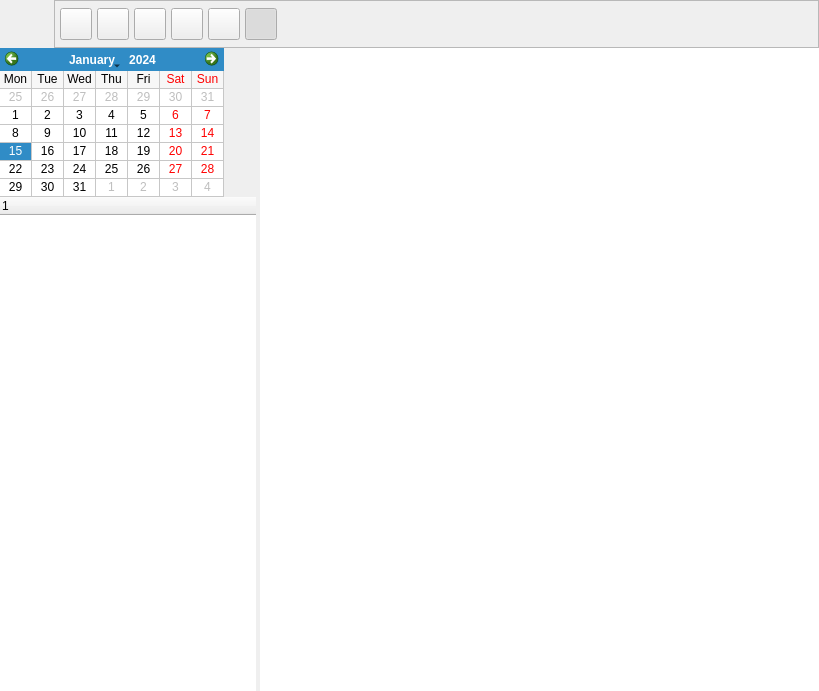
First picture: the form in bulmages/bulmafact/plugins/plugincuadrante/cuadrantebase.ui, repository eboladev/Bulmages-1, before the edit.
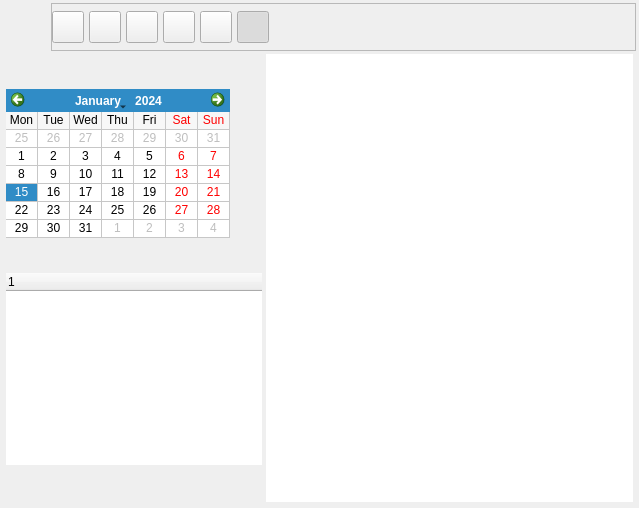
Second picture: the form after the edit. Icons and pictures are not drawn. Custom widgets are drawn as their Qt base class.

```diff
--- a/bulmages/bulmafact/plugins/plugincuadrante/cuadrantebase.ui
+++ b/bulmages/bulmafact/plugins/plugincuadrante/cuadrantebase.ui
@@ -6,8 +6,8 @@
    <rect>
     <x>0</x>
     <y>0</y>
-    <width>819</width>
-    <height>691</height>
+    <width>639</width>
+    <height>508</height>
    </rect>
   </property>
   <property name="windowTitle" >
@@ -17,36 +17,15 @@
    <iconset resource="../../../bulmages.qrc" >:/BulmaCont32x32/images/png/i_clock.png</iconset>
   </property>
   <layout class="QVBoxLayout" >
+   <property name="margin" >
+    <number>3</number>
+   </property>
    <property name="spacing" >
     <number>0</number>
    </property>
-   <property name="leftMargin" >
-    <number>0</number>
-   </property>
-   <property name="topMargin" >
-    <number>0</number>
-   </property>
-   <property name="rightMargin" >
-    <number>0</number>
-   </property>
-   <property name="bottomMargin" >
-    <number>0</number>
-   </property>
    <item>
     <layout class="QHBoxLayout" >
      <property name="spacing" >
-      <number>6</number>
-     </property>
-     <property name="leftMargin" >
-      <number>0</number>
-     </property>
-     <property name="topMargin" >
-      <number>0</number>
-     </property>
-     <property name="rightMargin" >
-      <number>0</number>
-     </property>
-     <property name="bottomMargin" >
       <number>0</number>
      </property>
      <item>
@@ -80,21 +59,12 @@
         <enum>QFrame::Raised</enum>
        </property>
        <layout class="QHBoxLayout" >
+        <property name="margin" >
+         <number>0</number>
+        </property>
         <property name="spacing" >
          <number>5</number>
         </property>
-        <property name="leftMargin" >
-         <number>5</number>
-        </property>
-        <property name="topMargin" >
-         <number>0</number>
-        </property>
-        <property name="rightMargin" >
-         <number>0</number>
-        </property>
-        <property name="bottomMargin" >
-         <number>0</number>
-        </property>
         <item>
          <widget class="QToolButton" name="mui_editar" >
           <property name="minimumSize" >
@@ -365,8 +335,22 @@
    </item>
    <item>
     <layout class="QHBoxLayout" >
+     <property name="margin" >
+      <number>3</number>
+     </property>
+     <property name="spacing" >
+      <number>4</number>
+     </property>
      <item>
       <widget class="QFrame" name="frame_2" >
+       <property name="sizePolicy" >
+        <sizepolicy>
+         <hsizetype>0</hsizetype>
+         <vsizetype>7</vsizetype>
+         <horstretch>0</horstretch>
+         <verstretch>0</verstretch>
+        </sizepolicy>
+       </property>
        <property name="frameShape" >
         <enum>QFrame::NoFrame</enum>
        </property>
@@ -392,7 +376,9 @@
         <item>
          <widget class="QCalendarWidget" name="mui_calendario" >
           <property name="sizePolicy" >
-           <sizepolicy vsizetype="Fixed" hsizetype="Fixed" >
+           <sizepolicy>
+            <hsizetype>0</hsizetype>
+            <vsizetype>0</vsizetype>
             <horstretch>0</horstretch>
             <verstretch>0</verstretch>
            </sizepolicy>
@@ -414,7 +400,9 @@
         <item>
          <widget class="CuadranteQTreeWidget" name="mui_listtrabajadores" >
           <property name="sizePolicy" >
-           <sizepolicy vsizetype="Ignored" hsizetype="Fixed" >
+           <sizepolicy>
+            <hsizetype>0</hsizetype>
+            <vsizetype>0</vsizetype>
             <horstretch>0</horstretch>
             <verstretch>0</verstretch>
            </sizepolicy>
@@ -472,6 +460,14 @@
      </item>
      <item>
       <widget class="CuadranteQTableWidget" name="mui_cuadrante" >
+       <property name="sizePolicy" >
+        <sizepolicy>
+         <hsizetype>7</hsizetype>
+         <vsizetype>7</vsizetype>
+         <horstretch>0</horstretch>
+         <verstretch>0</verstretch>
+        </sizepolicy>
+       </property>
        <property name="contextMenuPolicy" >
         <enum>Qt::CustomContextMenu</enum>
        </property>
```
Left out of the diff: 22 changed lines with no effect on the pictures.
